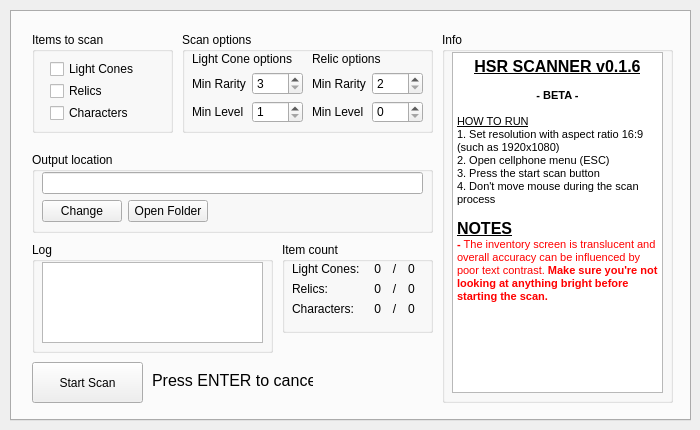
Above: src/ui/hsr_scanner.ui from kel-z/HSR-Scanner before the change. Below: the same form after it.
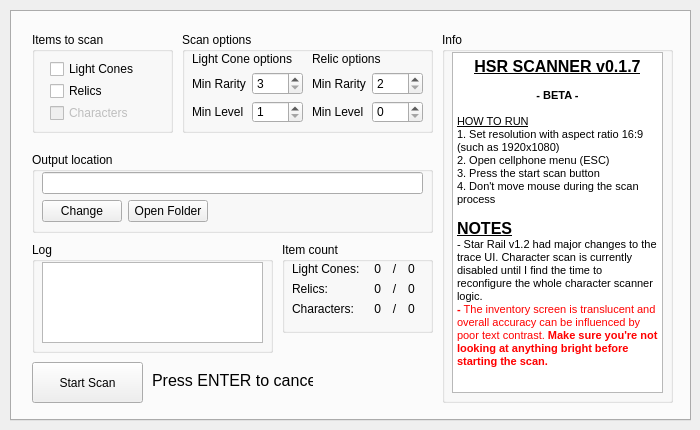
That is the form after the change.

Commit message: v0.1.7: Update game data, disable char scan, force pre-process relic level (i desperately need to train new tessdata lol)

What changed in the file:
```diff
--- a/src/ui/hsr_scanner.ui
+++ b/src/ui/hsr_scanner.ui
@@ -101,7 +101,7 @@
          <item>
           <widget class="QCheckBox" name="checkBoxScanChars">
            <property name="enabled">
-            <bool>true</bool>
+            <bool>false</bool>
            </property>
            <property name="text">
             <string>Characters</string>
@@ -497,7 +497,7 @@
 &lt;html&gt;&lt;head&gt;&lt;meta name=&quot;qrichtext&quot; content=&quot;1&quot; /&gt;&lt;style type=&quot;text/css&quot;&gt;
 p, li { white-space: pre-wrap; }
 &lt;/style&gt;&lt;/head&gt;&lt;body style=&quot; font-family:'MS Shell Dlg 2'; font-size:8.25pt; font-weight:400; font-style:normal;&quot;&gt;
-&lt;p align=&quot;center&quot; style=&quot; margin-top:0px; margin-bottom:0px; margin-left:0px; margin-right:0px; -qt-block-indent:0; text-indent:0px;&quot;&gt;&lt;span style=&quot; font-size:12pt; font-weight:600; text-decoration: underline;&quot;&gt;HSR SCANNER v0.1.6&lt;/span&gt;&lt;/p&gt;
+&lt;p align=&quot;center&quot; style=&quot; margin-top:0px; margin-bottom:0px; margin-left:0px; margin-right:0px; -qt-block-indent:0; text-indent:0px;&quot;&gt;&lt;span style=&quot; font-size:12pt; font-weight:600; text-decoration: underline;&quot;&gt;HSR SCANNER v0.1.7&lt;/span&gt;&lt;/p&gt;
 &lt;p align=&quot;center&quot; style=&quot;-qt-paragraph-type:empty; margin-top:0px; margin-bottom:0px; margin-left:0px; margin-right:0px; -qt-block-indent:0; text-indent:0px;&quot;&gt;&lt;br /&gt;&lt;/p&gt;
 &lt;p align=&quot;center&quot; style=&quot; margin-top:0px; margin-bottom:0px; margin-left:0px; margin-right:0px; -qt-block-indent:0; text-indent:0px;&quot;&gt;&lt;span style=&quot; font-weight:600;&quot;&gt;- BETA -&lt;/span&gt;&lt;/p&gt;
 &lt;p align=&quot;center&quot; style=&quot;-qt-paragraph-type:empty; margin-top:0px; margin-bottom:0px; margin-left:0px; margin-right:0px; -qt-block-indent:0; text-indent:0px;&quot;&gt;&lt;br /&gt;&lt;/p&gt;
@@ -508,6 +508,7 @@
 &lt;p style=&quot; margin-top:0px; margin-bottom:0px; margin-left:0px; margin-right:0px; -qt-block-indent:0; text-indent:0px;&quot;&gt;&lt;span style=&quot; font-size:8pt;&quot;&gt;4. Don't move mouse during the scan process&lt;/span&gt;&lt;/p&gt;
 &lt;p style=&quot;-qt-paragraph-type:empty; margin-top:0px; margin-bottom:0px; margin-left:0px; margin-right:0px; -qt-block-indent:0; text-indent:0px; font-size:8pt;&quot;&gt;&lt;br /&gt;&lt;/p&gt;
 &lt;p style=&quot; margin-top:0px; margin-bottom:0px; margin-left:0px; margin-right:0px; -qt-block-indent:0; text-indent:0px;&quot;&gt;&lt;span style=&quot; font-size:12pt; font-weight:600; text-decoration: underline;&quot;&gt;NOTES&lt;/span&gt;&lt;/p&gt;
+&lt;p style=&quot; margin-top:0px; margin-bottom:0px; margin-left:0px; margin-right:0px; -qt-block-indent:0; text-indent:0px;&quot;&gt;- Star Rail v1.2 had major changes to the trace UI. Character scan is currently disabled until I find the time to reconfigure the whole character scanner logic.&lt;/p&gt;
 &lt;p style=&quot; margin-top:0px; margin-bottom:0px; margin-left:0px; margin-right:0px; -qt-block-indent:0; text-indent:0px;&quot;&gt;&lt;span style=&quot; font-size:8pt; font-weight:600; color:#ff0000;&quot;&gt;- &lt;/span&gt;&lt;span style=&quot; font-size:8pt; color:#ff0000;&quot;&gt;The inventory screen is translucent and overall accuracy can be influenced by poor text contrast. &lt;/span&gt;&lt;span style=&quot; font-size:8pt; font-weight:600; color:#ff0000;&quot;&gt;Make sure you're not looking at anything bright before starting the scan.&lt;/span&gt;&lt;/p&gt;&lt;/body&gt;&lt;/html&gt;</string>
        </property>
       </widget>
```
Left out of the diff: 2 changed lines with no effect on the pictures. The commit also changes 6 other files.
